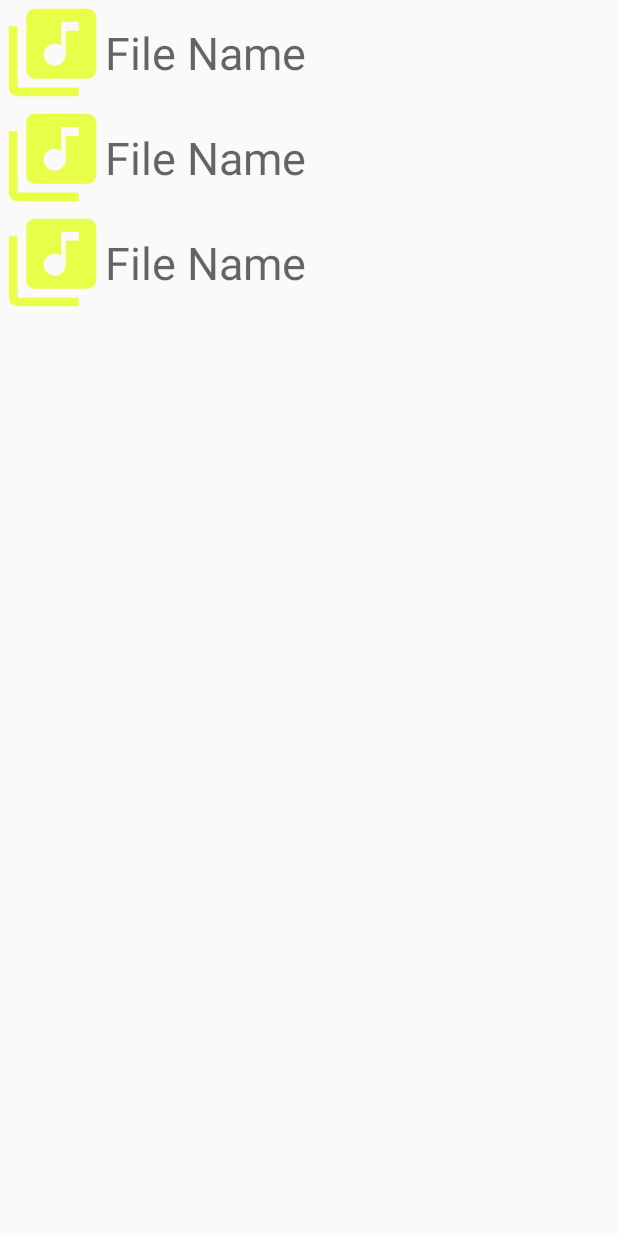
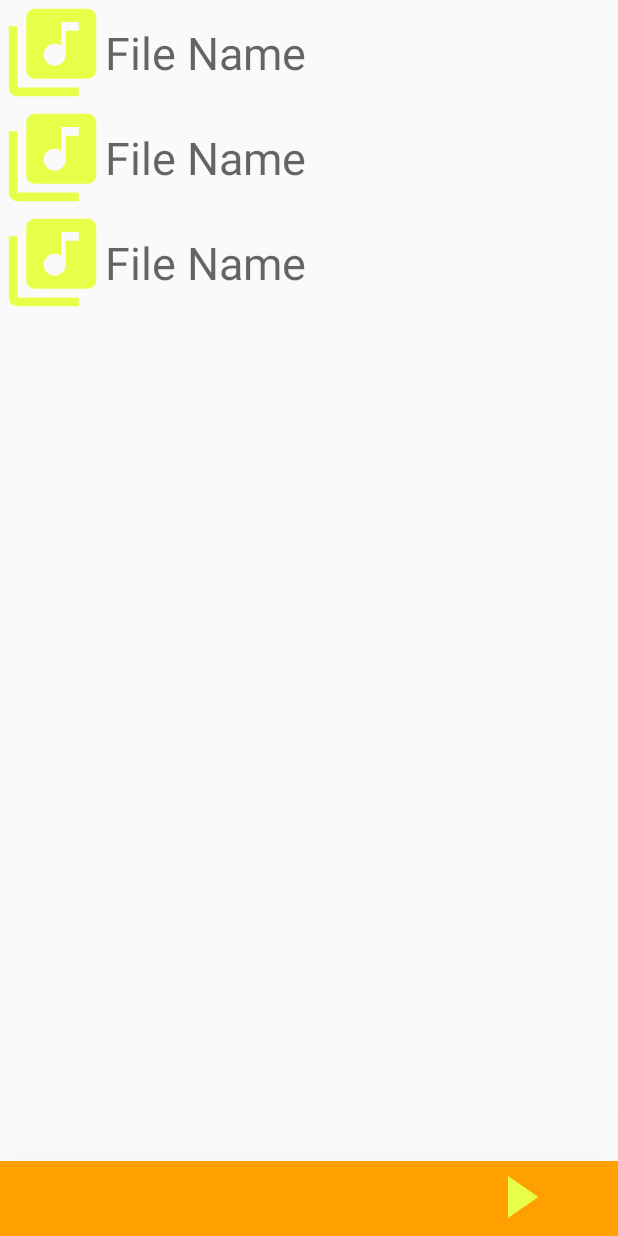
Before and after one commit to nitish-rider/E-VedaApp, an Android app: the layout activity_veda__player.xml on its own in the app's theme, with its tools: preview values and no code run, on a phone screen of 412 x 824 dp. Run offline under Robolectric (Android 15) with nearby library versions, the phone set to English and light mode, and no system bars.

Commit message:
player ui made

```diff
--- /dev/null
+++ b/app/src/main/res/drawable/pause_icon.xml
@@ -0,0 +1,5 @@
+<vector android:height="24dp" android:tint="#E8FF4A"
+    android:viewportHeight="24" android:viewportWidth="24"
+    android:width="24dp" xmlns:android="http://schemas.android.com/apk/res/android">
+    <path android:fillColor="@android:color/white" android:pathData="M6,19h4L10,5L6,5v14zM14,5v14h4L18,5h-4z"/>
+</vector>
--- /dev/null
+++ b/app/src/main/res/drawable/player_icon.xml
@@ -0,0 +1,5 @@
+<vector android:height="24dp" android:tint="#E8FF4A"
+    android:viewportHeight="24" android:viewportWidth="24"
+    android:width="24dp" xmlns:android="http://schemas.android.com/apk/res/android">
+    <path android:fillColor="@android:color/white" android:pathData="M8,5v14l11,-7z"/>
+</vector>
--- a/app/src/main/res/layout/activity_veda__player.xml
+++ b/app/src/main/res/layout/activity_veda__player.xml
@@ -5,6 +5,7 @@
     xmlns:tools="http://schemas.android.com/tools"
     android:layout_width="match_parent"
     android:layout_height="match_parent"
+    android:orientation="vertical"
     tools:context=".learn_veda.Veda_Player">
 
 
@@ -12,8 +13,41 @@
         android:layout_width="match_parent"
         android:layout_height="match_parent"
         android:id="@+id/PlayerRv"
-        tools:listitem="@layout/player_recycler_view_item"
-        />
+        android:layout_weight="3"
+        tools:listitem="@layout/player_recycler_view_item" />
+
+    <LinearLayout
+        android:layout_width="match_parent"
+        android:layout_marginTop="10dp"
+        android:layout_height="70dp"
+        android:background="@color/colorPrimaryDark"
+        android:elevation="100dp"
+        android:layout_weight="1">
+
+        <TextView
+            android:layout_width="match_parent"
+            android:layout_height="match_parent"
+            android:layout_weight="2"
+            android:id="@+id/player_file_name"/>
+
+        <Button
+            android:layout_width="wrap_content"
+            android:layout_height="wrap_content"
+            android:id="@+id/play_button"
+            android:visibility="visible"
+            android:background="@drawable/player_icon"
+            android:layout_weight="1"/>
+
+        <Button
+            android:layout_width="wrap_content"
+            android:layout_height="wrap_content"
+            android:id="@+id/pause_button"
+            android:visibility="invisible"
+            android:background="@drawable/pause_icon"
+            android:layout_weight="1"/>
+
+    </LinearLayout>
+
 
 
 </LinearLayout>
```
Also changed, not shown: app/src/main/java/pradyumna/simhansapp/prabandham/Prabandham.java (+6 -1 lines), app/src/main/java/pradyumna/simhansapp/sthotas/Sthotras.java (+7 -1 lines), app/src/main/java/pradyumna/simhansapp/viewModel/PrabandhamDataViewModel.java (+46 -0 lines), app/src/main/java/pradyumna/simhansapp/viewModel/SthotasDataViewModel.java (+46 -0 lines), app/src/main/java/pradyumna/simhansapp/viewModel/VedaDataViewModel.java (+0 -20 lines).
